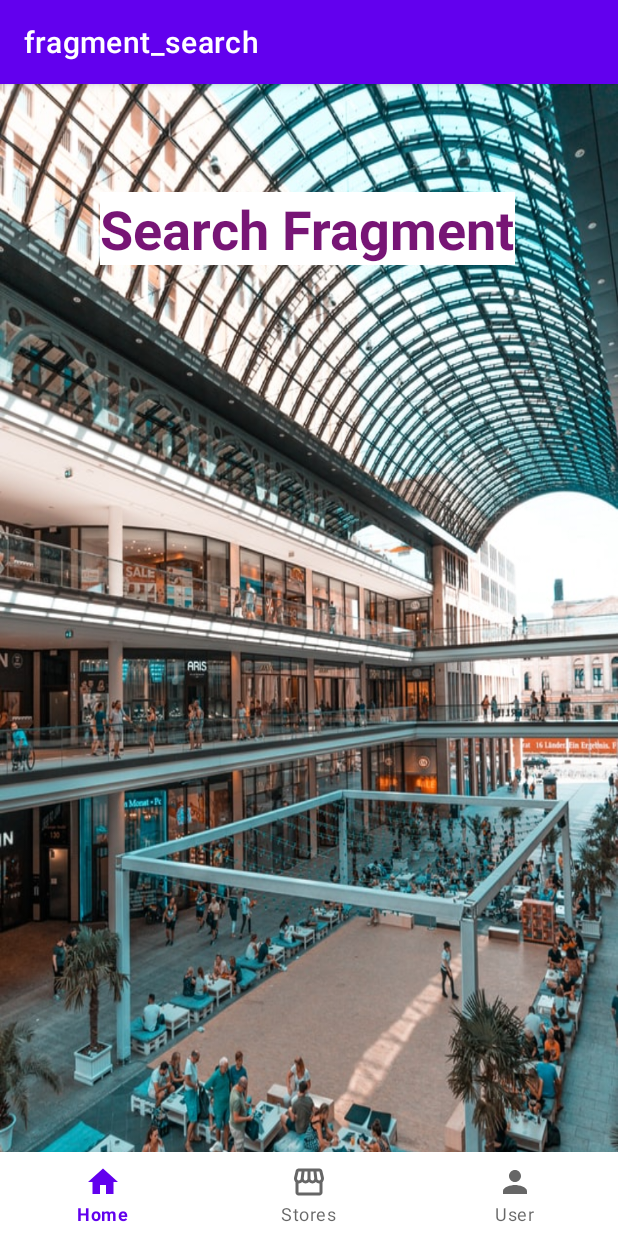
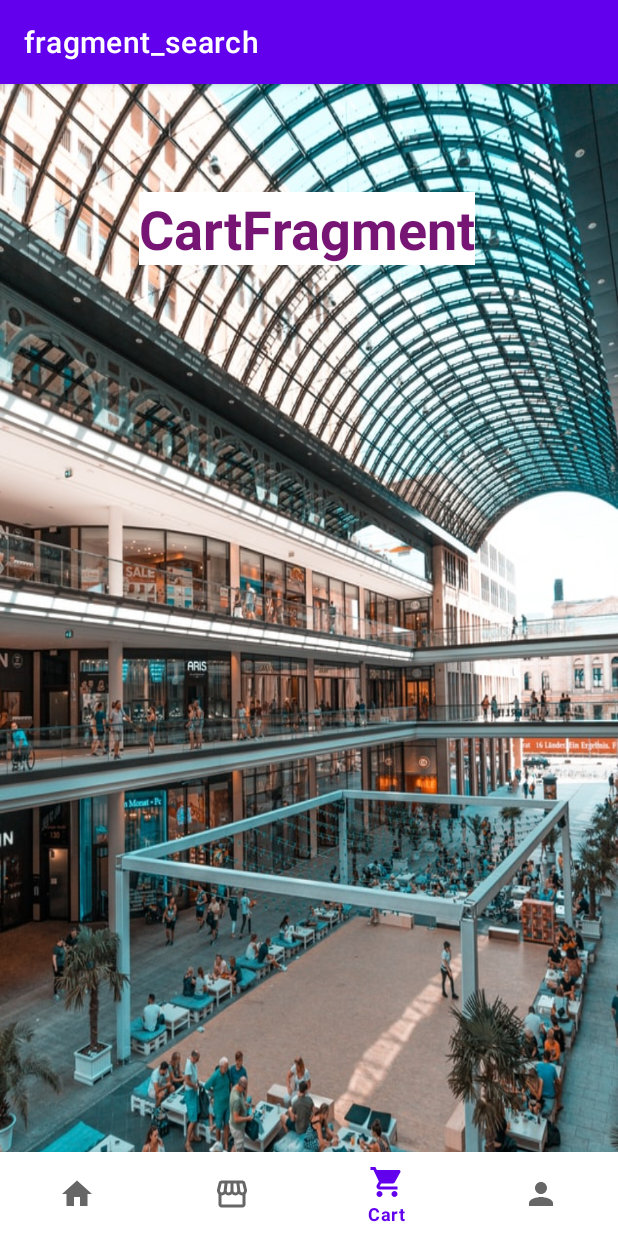
Before and after one commit to spyroy/near_buy, an Android app: the CartFrag screen opened through its navigation route, on a phone screen of 412 x 824 dp. Run offline under Robolectric (Android 15) with nearby library versions, the phone set to English and light mode, and no system bars; our stand-ins replace Firebase (no records; nobody signed in at launch, a user with empty details on screens opened directly), navigation-ui; Roboto replaces fonts that are not available here.

Commit message:
SerachFrag -> CartFrag refactor. added it once again to the bottomBar

```diff
--- a/app/src/main/java/com/example/near_buy/SearchFrag.java
+++ b/app/src/main/java/com/example/near_buy/CartFrag.java
@@ -10,10 +10,10 @@ import android.view.ViewGroup;
 
 /**
  * A simple {@link Fragment} subclass.
- * Use the {@link SearchFrag#newInstance} factory method to
+ * Use the {@link CartFrag#newInstance} factory method to
  * create an instance of this fragment.
  */
-public class SearchFrag extends Fragment {
+public class CartFrag extends Fragment {
 
     // TODO: Rename parameter arguments, choose names that match
     // the fragment initialization parameters, e.g. ARG_ITEM_NUMBER
@@ -24,7 +24,7 @@ public class SearchFrag extends Fragment {
     private String mParam1;
     private String mParam2;
 
-    public SearchFrag() {
+    public CartFrag() {
         // Required empty public constructor
     }
 
@@ -37,8 +37,8 @@ public class SearchFrag extends Fragment {
      * @return A new instance of fragment SearchFrag.
      */
     // TODO: Rename and change types and number of parameters
-    public static SearchFrag newInstance(String param1, String param2) {
-        SearchFrag fragment = new SearchFrag();
+    public static CartFrag newInstance(String param1, String param2) {
+        CartFrag fragment = new CartFrag();
         Bundle args = new Bundle();
         args.putString(ARG_PARAM1, param1);
         args.putString(ARG_PARAM2, param2);
@@ -59,6 +59,6 @@ public class SearchFrag extends Fragment {
     public View onCreateView(LayoutInflater inflater, ViewGroup container,
                              Bundle savedInstanceState) {
         // Inflate the layout for this fragment
-        return inflater.inflate(R.layout.fragment_search, container, false);
+        return inflater.inflate(R.layout.fragment_cart, container, false);
     }
 }
--- a/app/src/main/java/com/example/near_buy/MainActivity.java
+++ b/app/src/main/java/com/example/near_buy/MainActivity.java
@@ -10,12 +10,10 @@ import androidx.navigation.ui.NavigationUI;
 import android.content.Intent;
 import android.os.Bundle;
 import android.view.View;
-import android.widget.Button;
 import android.widget.Toast;
 
 import com.google.android.material.bottomnavigation.BottomNavigationView;
 import com.google.firebase.auth.FirebaseAuth;
-import com.google.firebase.auth.FirebaseUser;
 import com.google.firebase.database.DataSnapshot;
 import com.google.firebase.database.DatabaseError;
 import com.google.firebase.database.DatabaseReference;
@@ -39,7 +37,7 @@ public class MainActivity extends AppCompatActivity {
         Set<Integer> topLevelDestinations = new HashSet<>();
         topLevelDestinations.add(R.id.homeFrag);
         topLevelDestinations.add(R.id.storeFrag);
-        topLevelDestinations.add(R.id.searchFrag);
+        topLevelDestinations.add(R.id.cartFrag);
         topLevelDestinations.add(R.id.userFrag);
         AppBarConfiguration appBarConfiguration = new AppBarConfiguration.Builder(topLevelDestinations).build();
         NavigationUI.setupActionBarWithNavController(this, navController, appBarConfiguration);
--- a/app/src/main/res/drawable/ic_baseline_shopping_cart_24.xml
+++ b/app/src/main/res/drawable/ic_baseline_shopping_cart_24.xml
@@ -1,4 +1,4 @@
-<vector android:alpha="0.8" android:height="24dp" android:tint="#202021"
+<vector android:height="24dp" android:tint="#FFFFFF"
     android:viewportHeight="24" android:viewportWidth="24"
     android:width="24dp" xmlns:android="http://schemas.android.com/apk/res/android">
     <path android:fillColor="@android:color/white" android:pathData="M7,18c-1.1,0 -1.99,0.9 -1.99,2S5.9,22 7,22s2,-0.9 2,-2 -0.9,-2 -2,-2zM1,2v2h2l3.6,7.59 -1.35,2.45c-0.16,0.28 -0.25,0.61 -0.25,0.96 0,1.1 0.9,2 2,2h12v-2L7.42,15c-0.14,0 -0.25,-0.11 -0.25,-0.25l0.03,-0.12 0.9,-1.63h7.45c0.75,0 1.41,-0.41 1.75,-1.03l3.58,-6.49c0.08,-0.14 0.12,-0.31 0.12,-0.48 0,-0.55 -0.45,-1 -1,-1L5.21,4l-0.94,-2L1,2zM17,18c-1.1,0 -1.99,0.9 -1.99,2s0.89,2 1.99,2 2,-0.9 2,-2 -0.9,-2 -2,-2z"/>
--- a/app/src/main/res/layout/fragment_search.xml
+++ b/app/src/main/res/layout/fragment_cart.xml
@@ -4,14 +4,13 @@
     xmlns:tools="http://schemas.android.com/tools"
     android:layout_width="match_parent"
     android:layout_height="match_parent"
-    tools:context=".SearchFrag">
+    tools:context=".CartFrag">
 
-    <!-- TODO: Update blank fragment layout -->
     <TextView
         android:layout_width="wrap_content"
         android:layout_height="wrap_content"
         android:layout_marginTop="16dp"
-        android:text="Search Fragment"
+        android:text="CartFragment"
         android:textColor="#771575"
         android:textSize="36sp"
         android:textStyle="bold"
--- a/app/src/main/res/menu/bottom_menu.xml
+++ b/app/src/main/res/menu/bottom_menu.xml
@@ -13,11 +13,10 @@
         android:icon="@drawable/ic_baseline_storefront_24"
         />
 
-<!--    <item-->
-<!--        android:id="@+id/searchFrag"-->
-<!--        android:title="Search"-->
-<!--        android:icon="@drawable/ic_baseline_search_24"-->
-<!--        />-->
+    <item
+        android:id="@+id/cartFrag"
+        android:icon="@drawable/ic_baseline_shopping_cart_24"
+        android:title="Cart" />
 
     <item
         android:id="@+id/userFrag"
--- a/app/src/main/res/navigation/my_nav.xml
+++ b/app/src/main/res/navigation/my_nav.xml
@@ -16,10 +16,10 @@
         android:label="fragment_store"
         tools:layout="@layout/fragment_store" />
     <fragment
-        android:id="@+id/searchFrag"
-        android:name="com.example.near_buy.SearchFrag"
+        android:id="@+id/cartFrag"
+        android:name="com.example.near_buy.CartFrag"
         android:label="fragment_search"
-        tools:layout="@layout/fragment_search" />
+        tools:layout="@layout/fragment_cart" />
     <fragment
         android:id="@+id/userFrag"
         android:name="com.example.near_buy.UserFrag"
```
Also changed, not shown: 305 other files.
